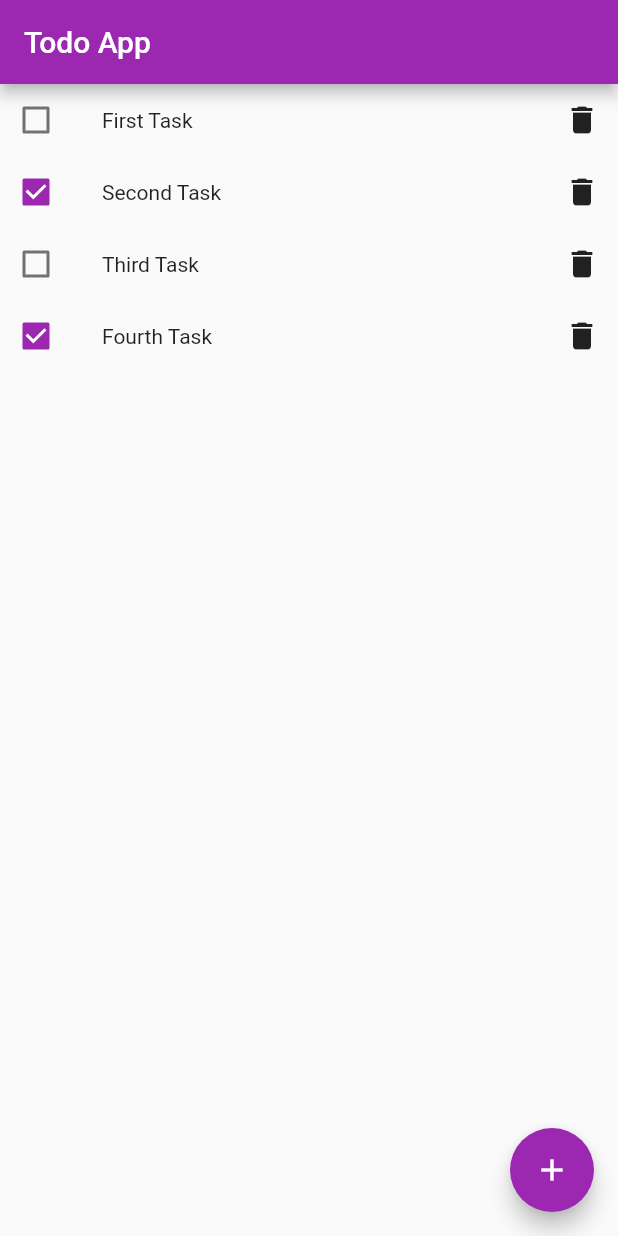
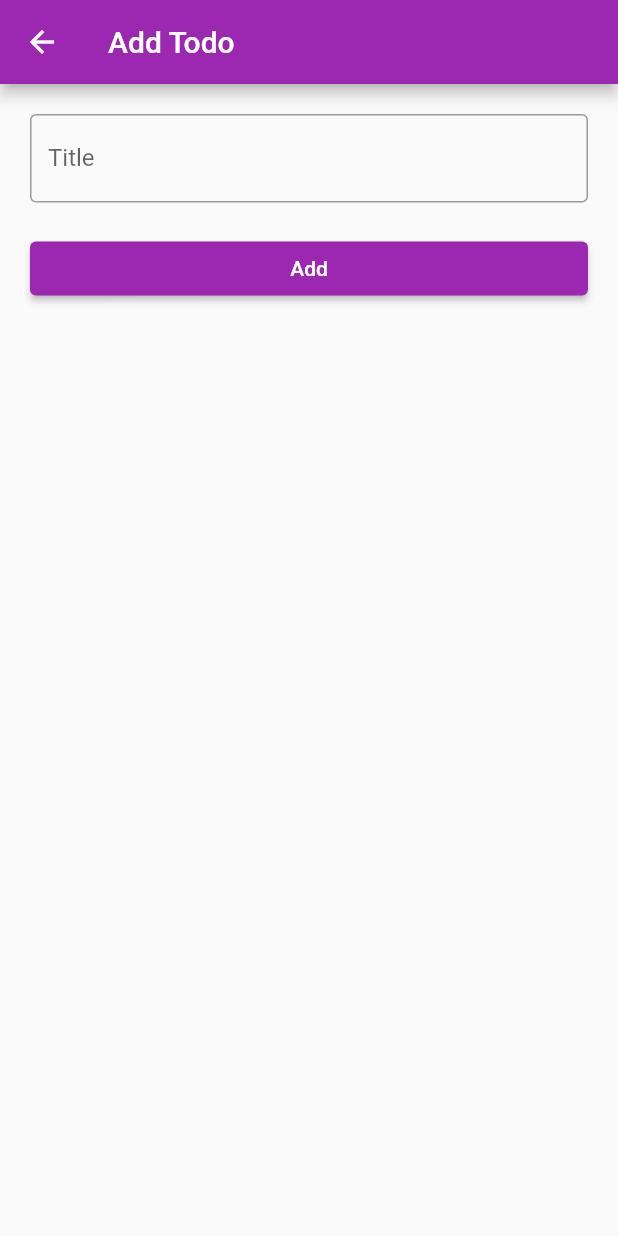
Before and after one commit to Bikashgc/todo_app, a Flutter app: the screen it shows after launch, after a tap on the "add" icon, on a phone screen of 412 x 824 dp. Run offline on Flutter 3.47's test engine with Material 2 defaults, Android fonts, the phone set to English and light mode, and no system bars.

Commit message:
added new todo screen0

```diff
--- a/lib/home_screen.dart
+++ /dev/null
@@ -1,28 +0,0 @@
-import 'package:flutter/material.dart';
-import 'package:todo_app/model/todo.dart';
-import 'package:todo_app/todo_tile.dart';
-
-class HomeScreen extends StatelessWidget {
-  const HomeScreen({super.key});
-
-  @override
-  Widget build(BuildContext context) {
-    return Scaffold(
-      appBar: AppBar(
-        title: const Text("Todo App"),
-      ),
-      body: ListView.builder(
-        itemCount: todos.length,
-        itemBuilder: (context, index) {
-          return TodoTile(
-            todo: todos[index],
-          );
-        },
-      ),
-      floatingActionButton: FloatingActionButton(
-        onPressed: () {},
-        child: const Icon(Icons.add),
-      ),
-    );
-  }
-}
--- a/lib/model/todo.dart
+++ b/lib/model/todo.dart
@@ -9,26 +9,3 @@ class Todo {
     required this.isCompleted,
   });
 }
-
-List<Todo> todos = [
-  Todo(
-    id: 1,
-    title: "First Task",
-    isCompleted: false,
-  ),
-  Todo(
-    id: 2,
-    title: "Second Task",
-    isCompleted: true,
-  ),
-  Todo(
-    id: 3,
-    title: "Third Task",
-    isCompleted: false,
-  ),
-  Todo(
-    id: 4,
-    title: "Fourth Task",
-    isCompleted: true,
-  ),
-];
--- a/lib/my_app.dart
+++ b/lib/my_app.dart
@@ -1,6 +1,6 @@
 import 'package:flutter/material.dart';
 
-import 'home_screen.dart';
+import 'screen/home_screen.dart';
 
 class MyApp extends StatelessWidget {
   const MyApp({super.key});
--- /dev/null
+++ b/lib/screen/add_todo_screen.dart
@@ -0,0 +1,77 @@
+import 'package:flutter/material.dart';
+
+import '../model/todo.dart';
+
+class AddTodoScreen extends StatefulWidget {
+  const AddTodoScreen({super.key});
+
+  @override
+  State<AddTodoScreen> createState() => _AddTodoScreenState();
+}
+
+class _AddTodoScreenState extends State<AddTodoScreen> {
+  late final TextEditingController _todoController;
+  final _formKey = GlobalKey<FormState>();
+  @override
+  void initState() {
+    super.initState();
+    _todoController = TextEditingController();
+  }
+
+  @override
+  void dispose() {
+    _todoController.dispose();
+    super.dispose();
+  }
+
+  @override
+  Widget build(BuildContext context) {
+    return Scaffold(
+      appBar: AppBar(
+        title: const Text("Add Todo"),
+      ),
+      body: Padding(
+        padding: const EdgeInsets.all(20.0),
+        child: Form(
+          key: _formKey,
+          child: Column(
+            children: [
+              TextFormField(
+                controller: _todoController,
+                decoration: const InputDecoration(
+                  hintText: "todo title",
+                  labelText: "Title",
+                  border: OutlineInputBorder(),
+                ),
+                validator: (value) {
+                  if (value == null || value.isEmpty) {
+                    return "Please enter a title";
+                  }
+                  return null;
+                },
+              ),
+              const SizedBox(height: 20),
+              SizedBox(
+                width: double.infinity,
+                child: ElevatedButton(
+                  onPressed: () {
+                    if (_formKey.currentState!.validate()) {
+                      Todo todo = Todo(
+                        id: 5,
+                        title: _todoController.text,
+                        isCompleted: false,
+                      );
+
+                      Navigator.of(context).pop(todo);
+                    }
+                  },
+                  child: const Text("Add"),
+                ),
+              ),
+            ],
+          ),
+        ),
+      ),
+    );
+  }
+}
--- /dev/null
+++ b/lib/screen/home_screen.dart
@@ -0,0 +1,45 @@
+import 'package:flutter/material.dart';
+
+import '../model/todo.dart';
+import '../todo_tile.dart';
+import 'add_todo_screen.dart';
+
+class HomeScreen extends StatefulWidget {
+  const HomeScreen({super.key});
+
+  @override
+  State<HomeScreen> createState() => _HomeScreenState();
+}
+
+class _HomeScreenState extends State<HomeScreen> {
+  List<Todo> todos = [];
+
+  @override
+  Widget build(BuildContext context) {
+    return Scaffold(
+      appBar: AppBar(
+        title: const Text("Todo App"),
+      ),
+      body: ListView.builder(
+        itemCount: todos.length,
+        itemBuilder: (context, index) {
+          return TodoTile(
+            todo: todos[index],
+          );
+        },
+      ),
+      floatingActionButton: FloatingActionButton(
+        onPressed: () async {
+          Todo todo = await Navigator.of(context).push(
+            MaterialPageRoute(builder: (context) => const AddTodoScreen()),
+          );
+
+          setState(() {
+            todos.add(todo);
+          });
+        },
+        child: const Icon(Icons.add),
+      ),
+    );
+  }
+}
```
